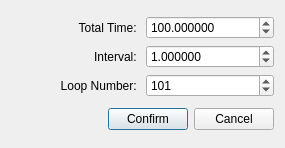
First picture: the form in ZGO2/form/dialoggomarkovperiod.ui, repository regissahore/Typewriter, before the edit.
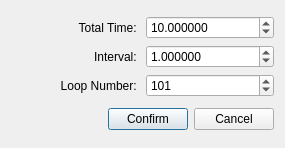
Second picture: the form after the edit.

```diff
--- a/ZGO2/form/dialoggomarkovperiod.ui
+++ b/ZGO2/form/dialoggomarkovperiod.ui
@@ -58,7 +58,7 @@
         <double>99999.990000000005239</double>
        </property>
        <property name="value">
-        <double>100.000000000000000</double>
+        <double>10.000000000000000</double>
        </property>
       </widget>
      </item>
```
